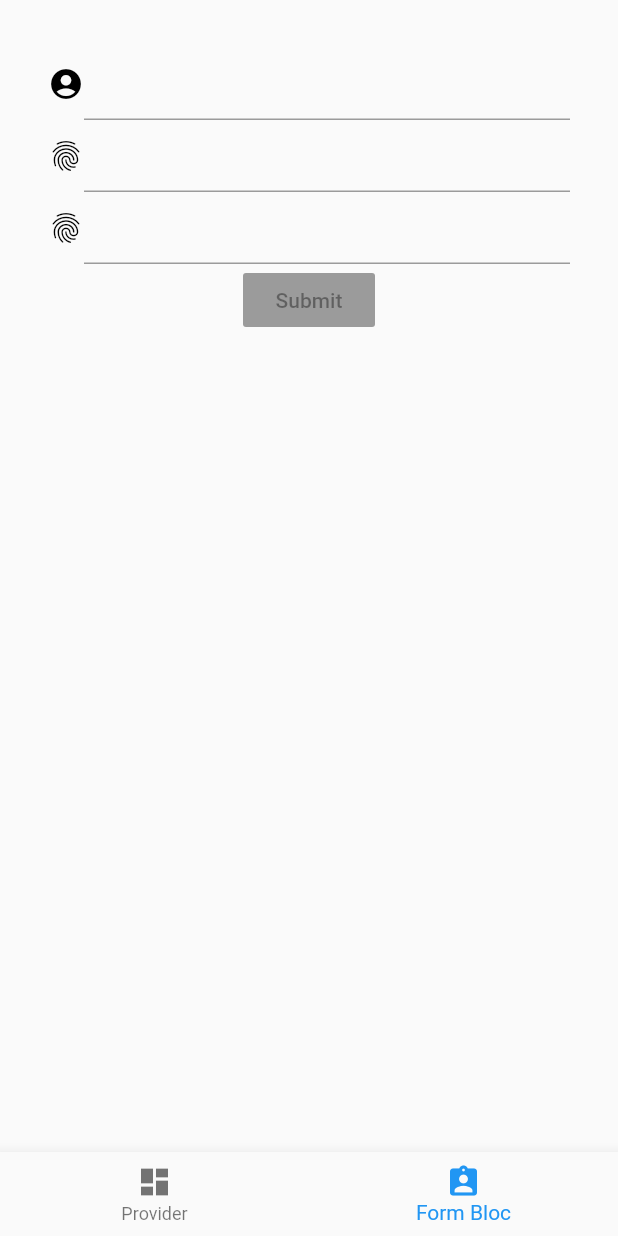
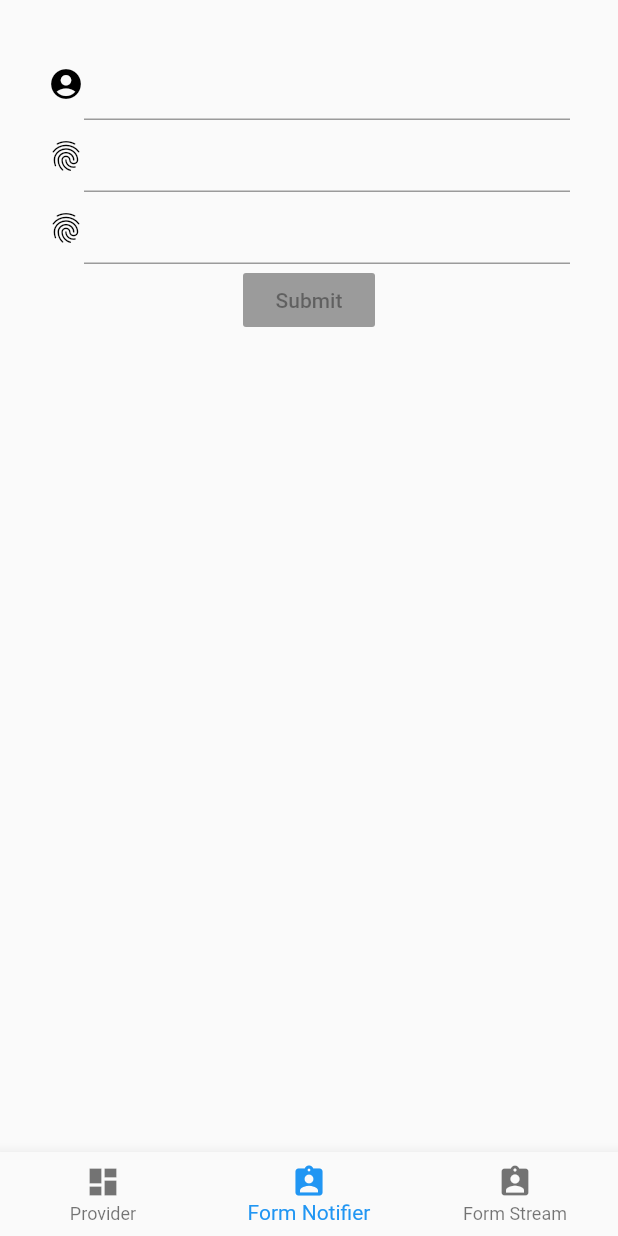
Before and after one commit to csnguyen-gmail/flutter_notifier_and_stream, a Flutter app: the screen it shows after launch, item 2 of the bottom bar chosen, on a phone screen of 412 x 824 dp. Run offline on Flutter 3.47's test engine with Material 2 defaults, Android fonts, the phone set to English and light mode, and no system bars; our stand-ins replace rxdart.

Commit message:
form Bloc

```diff
--- a/lib/basic/states.dart
+++ b/lib/basic/states.dart
@@ -1,7 +1,7 @@
 import 'dart:collection';
 import 'package:flutter/foundation.dart';
 import 'package:flutter/material.dart';
-import 'package:im_back/basic/services.dart';
+import 'package:im_back/services/box_service.dart';
 
 class BoxPoolModel with ChangeNotifier{
   final List<BoxModel> _items = [];
@@ -20,7 +20,7 @@ class BoxPoolModel with ChangeNotifier{
     notifyListeners();
   }
 
-  void add() {
+  Future add() async{
     // add blank model
     var box = BoxModel();
     _items.add(box);
--- a/lib/basic/ui.dart
+++ b/lib/basic/ui.dart
@@ -1,6 +1,6 @@
 import 'package:flutter/material.dart';
-import 'package:im_back/basic/services.dart';
 import 'package:im_back/basic/states.dart';
+import 'package:im_back/services/box_service.dart';
 import 'package:provider/provider.dart';
 
 class ProviderBasic extends StatefulWidget {
--- /dev/null
+++ b/lib/form_notifier/states.dart
@@ -0,0 +1,63 @@
+import 'dart:async';
+
+import 'package:flutter/foundation.dart';
+import 'package:im_back/services/signup_service.dart';
+
+class SignUpModel{
+  final SignUpBaseApi api;
+
+  SignUpModel({
+    @required this.api,
+  });
+
+  // signals
+  final accountChecking = ValueNotifier<bool>(false);
+  final accountValid = ValueNotifier<bool>(false);
+  final pass1Valid = ValueNotifier<bool>(false);
+  final pass2Valid = ValueNotifier<bool>(false);
+  final submitValid = ValueNotifier<bool>(false);
+
+  // data
+  String _account;
+  String _pass1;
+  String _pass2;
+  Timer _debounce;
+
+  // triggers
+  void updateAccount(String account) {
+    if (_debounce?.isActive ?? false) _debounce.cancel();
+    _debounce = Timer(const Duration(milliseconds: 500), () async {
+      _account = account;
+      try {
+        accountChecking.value = true;
+        accountValid.value = await api.checkAccountValid(account);
+      } catch (_) {
+        accountChecking.value = false;
+      }
+      finally {
+        accountChecking.value = false;
+      }
+      submitValid.value = accountValid.value & pass1Valid.value & pass2Valid.value;
+    });
+  }
+
+  void updatePass1(String pass) {
+    _pass1 = pass;
+    pass1Valid.value = pass.length >= 4;
+    pass2Valid.value = _pass2 == _pass1;
+    submitValid.value = accountValid.value & pass1Valid.value & pass2Valid.value;
+  }
+
+  void updatePass2(String pass) {
+    _pass2 = pass;
+    pass2Valid.value = pass1Valid.value && (_pass2 == _pass1);
+    submitValid.value = accountValid.value & pass1Valid.value & pass2Valid.value;
+  }
+
+  void submit() {
+    print("Account: $_account, Pass: $_pass1");
+  }
+
+  dispose() {
+  }
+}
--- /dev/null
+++ b/lib/form_notifier/ui.dart
@@ -0,0 +1,104 @@
+import 'package:flutter/material.dart';
+import 'package:im_back/form_notifier/states.dart';
+import 'package:im_back/services/signup_service.dart';
+import 'package:provider/provider.dart';
+
+class FormByNotifier extends StatelessWidget {
+  @override
+  Widget build(BuildContext context) {
+    return Provider<SignUpModel>(
+        builder: (context) => SignUpModel(
+          api: SignUpApi(), // inject API
+        ),
+        dispose: (context, value) => value.dispose(),
+        child: Builder(builder: (context) => _buildForm(context)),
+    );
+  }
+
+  Widget _buildForm(BuildContext context) {
+    final signUpModel = Provider.of<SignUpModel>(context, listen: false);
+    return Container(
+      margin: EdgeInsets.all(32.0),
+      child: Column(
+        children: <Widget>[
+          _buildAccount(context, signUpModel),
+          _buildPass1(context, signUpModel),
+          _buildPass2(context, signUpModel),
+          _buildSubmit(context, signUpModel),
+        ],
+      ),
+    );
+  }
+
+  Widget _buildAccount(BuildContext context, SignUpModel signUpModel) {
+    return Row(
+      children: <Widget>[
+        ChangeNotifierProvider.value(
+          value: signUpModel.accountValid,
+          child: Consumer<ValueNotifier<bool>>(
+            builder: (_, valid, __) => Icon(Icons.account_circle, color: valid.value??false ? Colors.green : Colors.black,),
+          )
+        ),
+        Expanded(child: TextField(
+          onChanged: signUpModel.updateAccount,
+        )),
+        ChangeNotifierProvider.value(
+            value: signUpModel.accountChecking,
+            child: Consumer<ValueNotifier<bool>>(
+              builder: (_, checking, __) => SizedBox.fromSize(
+                  size: Size.square(checking.value??false ? 25.0 : 0.0),
+                  child: CircularProgressIndicator()
+              ),
+            )
+        )
+      ],
+    );
+  }
+
+  Widget _buildPass1(BuildContext context, SignUpModel signUpModel) {
+    return Row(
+      children: <Widget>[
+        ChangeNotifierProvider.value(
+            value: signUpModel.pass1Valid,
+            child: Consumer<ValueNotifier<bool>>(
+              builder: (_, valid, __) => Icon(Icons.fingerprint, color: valid.value??false ? Colors.green : Colors.black,),
+            )
+        ),
+        Expanded(child: TextField(
+          obscureText: true,
+          onChanged: signUpModel.updatePass1,
+        )),
+      ],
+    );
+  }
+
+  Widget _buildPass2(BuildContext context, SignUpModel signUpModel) {
+    return Row(
+      children: <Widget>[
+        ChangeNotifierProvider.value(
+            value: signUpModel.pass2Valid,
+            child: Consumer<ValueNotifier<bool>>(
+              builder: (_, valid, __) => Icon(Icons.fingerprint, color: valid.value??false ? Colors.green : Colors.black,),
+            )
+        ),
+        Expanded(child: TextField(
+          obscureText: true,
+          onChanged: signUpModel.updatePass2,
+        )),
+      ],
+    );
+  }
+
+  Widget _buildSubmit(BuildContext context, SignUpModel signUpModel) {
+    return ChangeNotifierProvider.value(
+        value: signUpModel.submitValid,
+        child: Consumer<ValueNotifier<bool>>(
+          builder: (_, valid, __) => RaisedButton(
+            child: Text("Submit"),
+            color: Colors.green,
+            onPressed: valid.value??false ? signUpModel.submit : null,
+          ),
+        )
+    );
+  }
+}
--- a/lib/form_bloc/bloc.dart
+++ b/lib/form_stream/bloc.dart
@@ -1,7 +1,7 @@
 import 'dart:async';
 
 import 'package:flutter/foundation.dart';
-import 'package:im_back/form_bloc/services.dart';
+import 'package:im_back/services/signup_service.dart';
 import 'package:rxdart/rxdart.dart';
 
 class SignUpBloc {
@@ -13,16 +13,16 @@ class SignUpBloc {
 
   // subjects
   final _accountSubject = BehaviorSubject<String>();
-  final _passSubject = BehaviorSubject<String>();
+  final _pass1Subject = BehaviorSubject<String>();
   final _pass2Subject = BehaviorSubject<String>();
   final _accountCheckingSubject = BehaviorSubject<bool>.seeded(false);
 
   // triggers
   Function(String) get changeAccount => _accountSubject.sink.add;
-  Function(String) get changePass => _passSubject.sink.add;
+  Function(String) get changePass1 => _pass1Subject.sink.add;
   Function(String) get changePass2 => _pass2Subject.sink.add;
   Function() get submit => (){
-    print("Account: ${_accountSubject.value}, Pass: ${_passSubject.value}");
+    print("Account: ${_accountSubject.value}, Pass: ${_pass1Subject.value}");
   };
 
   // signals
@@ -40,21 +40,21 @@ class SignUpBloc {
       })
   );
   Stream<bool> get accountChecking => _accountCheckingSubject.stream;
-  Stream<bool> get passValid => _passSubject.stream.transform(
+  Stream<bool> get pass1Valid => _pass1Subject.stream.transform(
       StreamTransformer<String, bool>.fromHandlers(handleData: (pass, sink) {
-        if (pass.length >= 4) {
-          sink.add(true);
-        } else {
-          sink.add(false);
-        }
+        sink.add(pass.length >= 4);
       })
   );
-  Stream<bool> get pass2Valid => Observable.combineLatest2(_passSubject.stream, _pass2Subject.stream, (p1, p2) => p1 == p2);
-  Stream<bool> get submitValid => Observable.combineLatest3(accountValid, passValid, pass2Valid, (a, p1, p2) => a & p1 & p2);
+  Stream<bool> get pass2Valid => Observable.combineLatest3(
+      _pass1Subject.stream, _pass2Subject.stream, pass1Valid, (p1, p2, p1Valid) => p1Valid & (p1 == p2)
+  );
+  Stream<bool> get submitValid => Observable.combineLatest3(
+      accountValid, pass1Valid, pass2Valid, (a, p1, p2) => a & p1 & p2
+  );
 
   dispose() {
     _accountSubject.close();
-    _passSubject.close();
+    _pass1Subject.close();
     _pass2Subject.close();
     _accountCheckingSubject.close();
   }
--- a/lib/form_bloc/ui.dart
+++ b/lib/form_stream/ui.dart
@@ -1,28 +1,36 @@
 import 'package:flutter/material.dart';
-import 'package:im_back/form_bloc/bloc.dart';
-import 'package:im_back/form_bloc/services.dart';
+import 'package:im_back/form_stream/bloc.dart';
+import 'package:im_back/services/signup_service.dart';
+import 'package:provider/provider.dart';
 
 
-class SignUpForm extends StatelessWidget {
-  final bloc = SignUpBloc(
-    api: SignUpApi(),
-  );
+class FormByStream extends StatelessWidget {
   @override
   Widget build(BuildContext context) {
+    return Provider<SignUpBloc>(
+      builder: (_) => SignUpBloc(
+        api: SignUpApi(), // inject API
+      ),
+      child: Builder(builder: (context) => _buildForm(context)),
+    );
+  }
+
+  Widget _buildForm(BuildContext context) {
+    final bloc = Provider.of<SignUpBloc>(context, listen: false);
     return Container(
       margin: EdgeInsets.all(32.0),
       child: Column(
         children: <Widget>[
-          _buildAccount(),
-          _buildPass(),
-          _buildPass2(),
-          _buildSubmit(),
+          _buildAccount(context, bloc),
+          _buildPass1(context, bloc),
+          _buildPass2(context, bloc),
+          _buildSubmit(context, bloc),
         ],
       ),
     );
   }
 
-  Widget _buildAccount() {
+  Widget _buildAccount(BuildContext context, SignUpBloc bloc) {
     return Row(
       children: <Widget>[
         StreamBuilder<bool>(
@@ -31,11 +39,9 @@ class SignUpForm extends StatelessWidget {
               return Icon(Icons.account_circle, color: snapshot.data??false ? Colors.green : Colors.black,);
             }
         ),
-        Expanded(
-          child: TextField(
+        Expanded(child: TextField(
             onChanged: bloc.changeAccount,
-          ),
-        ),
+        ),),
         StreamBuilder<bool>(
             stream: bloc.accountChecking,
             builder: (context, snapshot) {
@@ -49,11 +55,11 @@ class SignUpForm extends StatelessWidget {
     );
   }
 
-  Widget _buildPass() {
+  Widget _buildPass1(BuildContext context, SignUpBloc bloc) {
     return Row(
       children: <Widget>[
         StreamBuilder<bool>(
-            stream: bloc.passValid,
+            stream: bloc.pass1Valid,
             builder: (context, snapshot) {
               return Icon(Icons.fingerprint, color: snapshot.data??false ? Colors.green : Colors.black,);
             }
@@ -61,14 +67,14 @@ class SignUpForm extends StatelessWidget {
         Expanded(
           child: TextField(
             obscureText: true,
-            onChanged: bloc.changePass,
+            onChanged: bloc.changePass1,
           ),
         ),
       ],
     );
   }
 
-  Widget _buildPass2() {
+  Widget _buildPass2(BuildContext context, SignUpBloc bloc) {
     return Row(
       children: <Widget>[
         StreamBuilder<bool>(
@@ -87,7 +93,7 @@ class SignUpForm extends StatelessWidget {
     );
   }
 
-  Widget _buildSubmit() {
+  Widget _buildSubmit(BuildContext context, SignUpBloc bloc) {
     return StreamBuilder<bool>(
       stream: bloc.submitValid,
       builder: (context, snapshot) {
--- a/lib/main.dart
+++ b/lib/main.dart
@@ -1,6 +1,8 @@
 import 'package:flutter/material.dart';
 import 'package:im_back/basic/ui.dart';
-import 'package:im_back/form_bloc/ui.dart';
+import 'package:im_back/form_stream/ui.dart';
+
+import 'form_notifier/ui.dart';
 
 void main() {
   runApp(Main());
@@ -14,7 +16,7 @@ class Main extends StatefulWidget {
 
 class _MainState extends State<Main> {
   int _currentIndex = 0;
-  final List<Widget> _children = [ProviderBasic(), SignUpForm()];
+  final List<Widget> _children = [ProviderBasic(), FormByNotifier(), FormByStream()];
 
   void onTabTapped(int index) {
     setState(() {
@@ -37,8 +39,12 @@ class _MainState extends State<Main> {
             ),
             BottomNavigationBarItem(
               icon: Icon(Icons.assignment_ind),
-              title: Text('Form Bloc'),
-            )
+              title: Text('Form Notifier'),
+            ),
+            BottomNavigationBarItem(
+              icon: Icon(Icons.assignment_ind),
+              title: Text('Form Stream'),
+            ),
           ],
         ),
       ),
--- a/lib/form_bloc/services.dart
+++ b/lib/services/signup_service.dart
@@ -3,10 +3,9 @@ abstract class SignUpBaseApi {
 }
 
 class SignUpApi implements SignUpBaseApi{
-
   @override
   Future<bool> checkAccountValid(String account) async{
     await Future.delayed(Duration(milliseconds: 500));
-    return account != "csnguyen";
+    return account.length > 0 && account != "csnguyen";
   }
 }
```
Also changed, not shown: lib/services/box_service.dart (line endings or trailing spaces), 1 other file.
